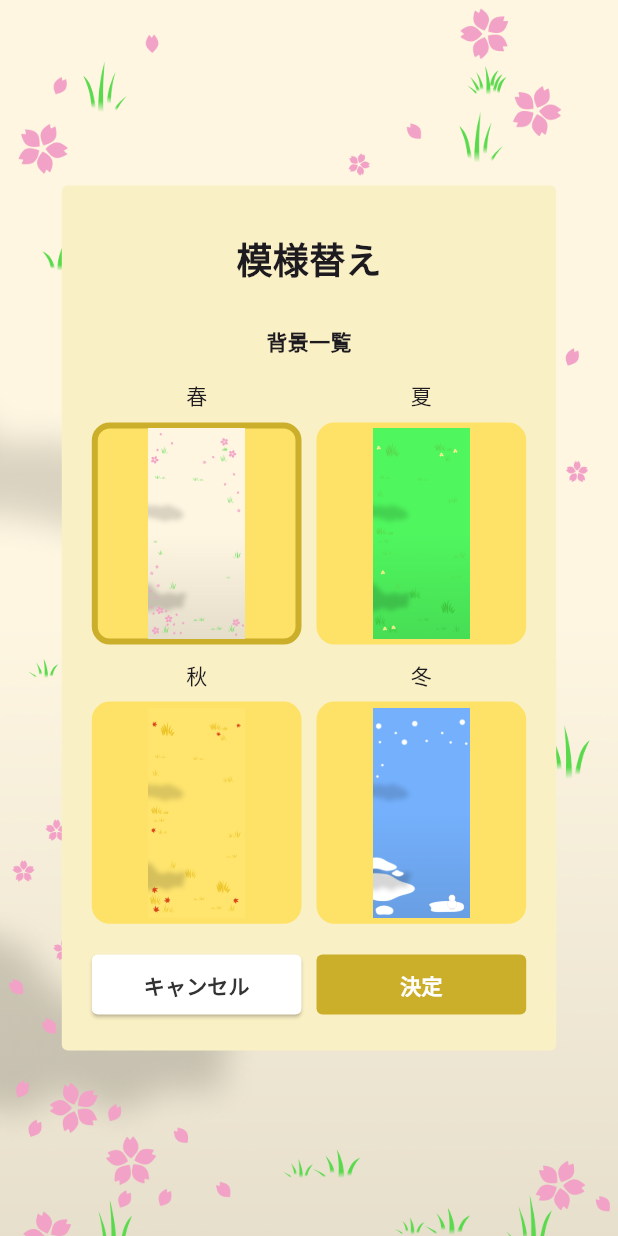
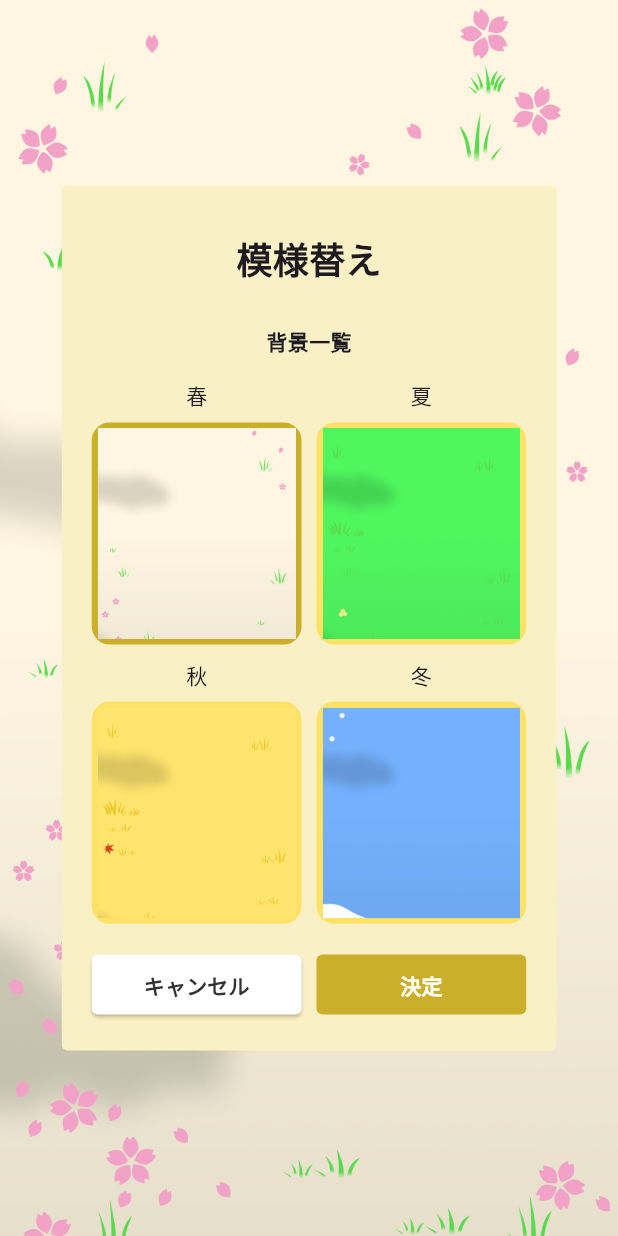
Before and after one commit to shinonome-inc/tokyo-flutter-hackathon-2024-team-PlayGround, a Flutter app: the MakeoverPage screen opened by its route, on a phone screen of 412 x 824 dp. Run offline on Flutter 3.47's test engine with Material 3 defaults, Android fonts, the phone set to English and light mode, and no system bars; our stand-ins replace audioplayers, cached_network_image, dio, flutter_dotenv, flutter_riverpod, flutter_screenutil and 7 more; accounts and stored records are empty; generated files the repository leaves out were written again; network calls fail.

Commit message:
画像サイズの変更

```diff
--- a/mobile/lib/widgets/panel_grid_view.dart
+++ b/mobile/lib/widgets/panel_grid_view.dart
@@ -2,6 +2,7 @@ import 'package:flutter/material.dart';
 import 'package:go_router/go_router.dart';
 import 'package:mobile/constants/app_colors.dart';
 import 'package:mobile/constants/display_option.dart';
+import 'package:mobile/constants/dress_up_options.dart';
 import 'package:mobile/constants/router_paths.dart';
 import 'package:mobile/constants/text_styles.dart';
 import 'package:mobile/widgets/custom_text_button.dart';
@@ -68,6 +69,9 @@ class PanelGridView<T> extends StatelessWidget {
                         imagePath: value.imagePath,
                         onSelected: () => onSelected(value),
                         isSelected: value == selectedValue,
+                        fit: value is DressUpOptions
+                            ? BoxFit.contain
+                            : BoxFit.cover,
                       );
                     }),
               ),
--- a/mobile/lib/widgets/select_panel.dart
+++ b/mobile/lib/widgets/select_panel.dart
@@ -8,11 +8,13 @@ class SelectPanel<T> extends StatelessWidget {
     required this.imagePath,
     required this.onSelected,
     this.isSelected = false,
+    required this.fit,
   });
   final String title;
   final String imagePath;
   final VoidCallback onSelected;
   final bool isSelected;
+  final BoxFit fit;
 
   @override
   Widget build(BuildContext context) {
@@ -36,7 +38,7 @@ class SelectPanel<T> extends StatelessWidget {
                     width: 4,
                   ),
                 ),
-                child: Image.asset(imagePath),
+                child: Image.asset(imagePath, fit: fit),
               ),
             ),
           ),
```
